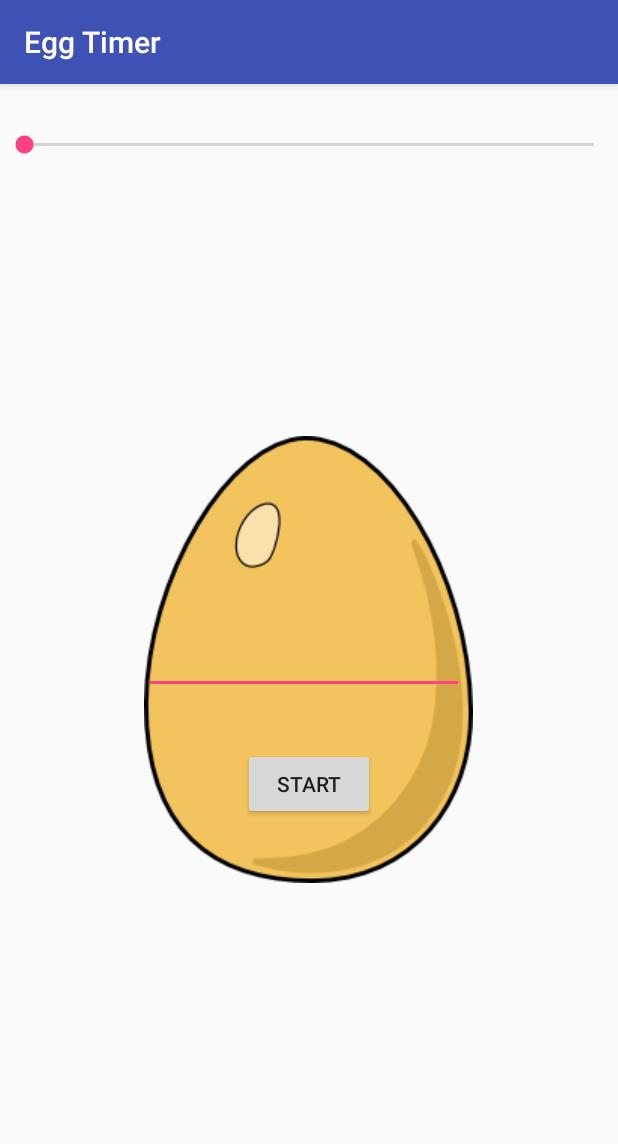
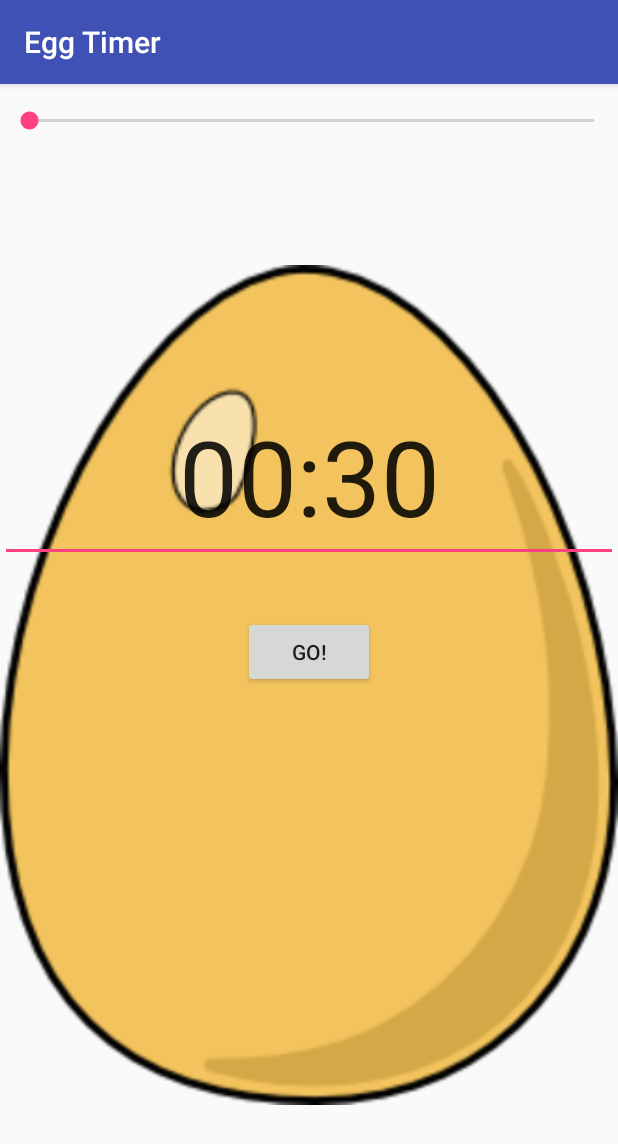
Before and after one commit to 4everstudent/EggTimer, an Android app: the screen it shows after launch (MainActivity), on a phone screen of 412 x 824 dp. Shown: the top 1144 px of the screen. Run offline under Robolectric (Android 15) with nearby library versions, the phone set to English and light mode, and no system bars.

Commit message:
Add code so textView updates with SeekBar.

```diff
--- a/app/src/main/java/a4everstudent/eggtimer/MainActivity.java
+++ b/app/src/main/java/a4everstudent/eggtimer/MainActivity.java
@@ -1,20 +1,56 @@
 package a4everstudent.eggtimer;
 
+import android.os.Bundle;
 import android.support.v7.app.AppCompatActivity;
-import android.os.Bundle;
+import android.widget.SeekBar;
+import android.widget.TextView;
 
 
 
-
-
-// TODO: 01-10-2016 connect slider
 // TODO: 01-10-2016 connect button
 
 public class MainActivity extends AppCompatActivity {
+    //define initialTime in seconds
+    int maxTime = 60*60;
+    int currentTime= 30;
 
     @Override
     protected void onCreate(Bundle savedInstanceState) {
         super.onCreate(savedInstanceState);
         setContentView(R.layout.activity_main);
+
+        SeekBar timerControl = (SeekBar) findViewById(R.id.seekBar);
+        final TextView timerView = (TextView) findViewById(R.id.timerView);
+        timerControl.setMax(maxTime);
+        timerControl.setProgress(currentTime);
+
+
+        timerControl.setOnSeekBarChangeListener(new SeekBar.OnSeekBarChangeListener(){
+
+            @Override
+            public void onProgressChanged(SeekBar seekBar, int progress, boolean fromUser) {
+                //read the value that the user choose and update the text view
+
+                //convert time in minutes and seconds
+                int minutes = (int) progress/60;
+                int seconds = progress - minutes *60;
+
+                //update the timer text view
+                timerView.setText(Integer.toString(minutes)+":"+Integer.toString(seconds));
+
+
+            }
+
+            @Override
+            public void onStartTrackingTouch(SeekBar seekBar) {
+                //create countdown timer
+            }
+
+            @Override
+            public void onStopTrackingTouch(SeekBar seekBar) {
+                //stop countdown timer
+            }
+        });
     }
+
 }
--- a/app/src/main/res/layout/activity_main.xml
+++ b/app/src/main/res/layout/activity_main.xml
@@ -8,42 +8,44 @@
     tools:context="a4everstudent.eggtimer.MainActivity">
 
     <ImageView
+        android:layout_width="fill_parent"
+        android:layout_height="fill_parent"
+        app:srcCompat="@drawable/egg"
+        android:id="@+id/imageView2"
+        android:layout_centerHorizontal="true"
+        android:layout_below="@+id/seekBar" />
+
+    <Button
+        android:text="GO!"
         android:layout_width="wrap_content"
         android:layout_height="wrap_content"
-        app:srcCompat="@drawable/egg"
-        android:id="@+id/imageView2"
-        android:layout_centerVertical="true"
-        android:layout_centerHorizontal="true" />
-
-    <SeekBar
-        android:layout_width="wrap_content"
-        android:layout_height="wrap_content"
-        android:layout_marginTop="31dp"
-        android:id="@+id/seekBar"
-        android:layout_alignParentTop="true"
-        android:layout_alignParentLeft="true"
-        android:layout_alignParentStart="true"
-        android:layout_alignParentRight="true"
-        android:layout_alignParentEnd="true" />
+        android:layout_below="@+id/timerView"
+        android:layout_centerHorizontal="true"
+        android:layout_marginTop="36dp"
+        android:id="@+id/startStopButton" />
 
     <EditText
         android:layout_width="wrap_content"
         android:layout_height="wrap_content"
         android:inputType="time"
         android:ems="10"
-        android:layout_centerVertical="true"
-        android:layout_alignLeft="@+id/imageView2"
-        android:layout_alignStart="@+id/imageView2"
-        android:id="@+id/editText" />
+        android:id="@+id/timerView"
+        android:text="00:30"
+        android:textSize="70sp"
+        android:layout_below="@+id/seekBar"
+        android:layout_alignParentLeft="true"
+        android:layout_alignParentStart="true"
+        android:layout_marginTop="171dp"
+        android:textAlignment="center" />
 
-    <Button
-        android:text="START"
-        android:layout_width="wrap_content"
+    <SeekBar
+        android:layout_width="fill_parent"
         android:layout_height="wrap_content"
-        android:layout_below="@+id/editText"
-        android:layout_centerHorizontal="true"
-        android:layout_marginTop="36dp"
-        android:id="@+id/startStopButton" />
+        android:layout_marginTop="15dp"
+        android:id="@+id/seekBar"
+        android:layout_alignParentTop="true"
+        android:layout_alignParentLeft="true"
+        android:layout_alignParentStart="true" />
 
 
 </RelativeLayout>
```
Also changed, not shown: 2 other files.
